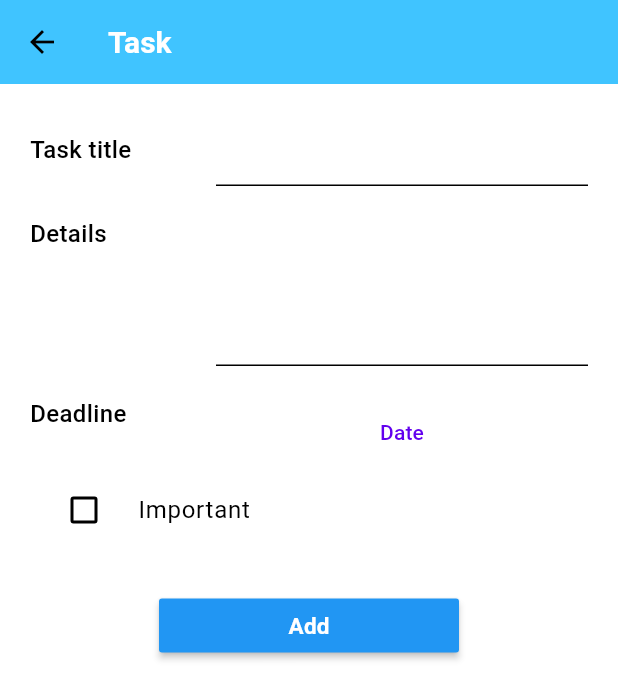
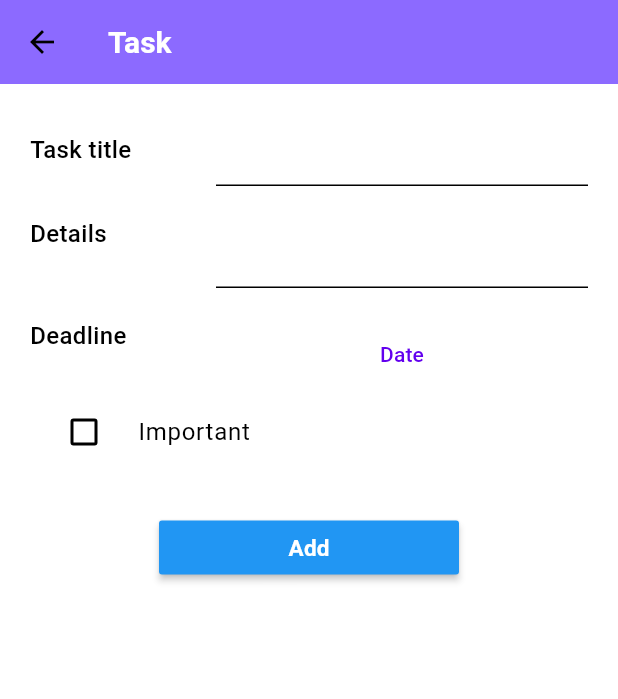
Before and after one commit to vladnov138/task_manager, a Flutter app: the AddingTaskScreen screen opened by its route, on a phone screen of 412 x 824 dp. Shown: the top 699 px of the screen. Run offline on Flutter 3.47's test engine with Material 2 defaults, Android fonts, the phone set to English and light mode, and no system bars; our stand-ins replace flutter_datetime_picker_plus, hive, hive_flutter; accounts and stored records are empty.

Commit message:
add hive db and logic of adding task

```diff
--- /dev/null
+++ b/lib/client/hive_names.dart
@@ -0,0 +1,3 @@
+class HiveBoxes {
+  static String task = 'task_box';
+}
--- a/lib/features/adding_task/view/adding_task_screen.dart
+++ b/lib/features/adding_task/view/adding_task_screen.dart
@@ -1,8 +1,10 @@
 import 'package:flutter/material.dart';
 import 'package:flutter_datetime_picker_plus/flutter_datetime_picker_plus.dart';
+import 'package:hive/hive.dart';
+import 'package:task_manager/models/task.dart';
 
+import '../../../client/hive_names.dart';
 import '../../../theme/theme.dart';
-import '../../task/widgets/detail_text_widget.dart';
 
 class AddingTaskScreen extends StatefulWidget {
   const AddingTaskScreen({super.key});
@@ -12,23 +14,44 @@ class AddingTaskScreen extends StatefulWidget {
 }
 
 class _AddingTaskScreenState extends State<AddingTaskScreen> {
+  final GlobalKey<FormState> _formKey = GlobalKey<FormState>();
+  bool test = false;
+  String? task;
+  String? details;
+  DateTime? deadline;
+  bool important = false;
 
-  bool test = false;
+  void validateAndSave() {
+    final FormState? form = _formKey.currentState;
+    if (form != null && form.validate()) {
+      print('Form is valid');
+      _onFormSubmit();
+    } else {
+      print('Form is invalid');
+    }
+
+  }
 
   @override
   Widget build(BuildContext context) {
     return Scaffold(
-      appBar: AppBar(title: const Text('Task')),
+      appBar: AppBar(
+        title: const Text('Task'),
+      ),
       body: Padding(
         padding: const EdgeInsets.all(20),
-          child: Column(children: [
+        child: Form(
+          key: _formKey,
+          child: Column(
+            children: [
               Table(
                 columnWidths: const <int, TableColumnWidth>{
                   0: FlexColumnWidth(10),
                   1: FlexColumnWidth(20),
                 },
                 children: [
-                TableRow(children: [
+                  TableRow(
+                    children: [
                       TableCell(
                         verticalAlignment: TableCellVerticalAlignment.middle,
                         child: Text(
@@ -36,36 +59,56 @@ class _AddingTaskScreenState extends State<AddingTaskScreen> {
                           style: mainTheme.textTheme.headlineSmall,
                         ),
                       ),
-                  Padding(
-                    padding: EdgeInsets.symmetric(horizontal: 0),
-                    child: TextFormField(
-                      initialValue: "",
+                      TextFormField(
+                        validator: (value) {
+                          print(value);
+                          return value?.isEmpty ?? true
+                              ? "Cannot be empty"
+                              : null;
+                        },
+                        onChanged: (value) {
+                          setState(() {
+                            task = value;
+                          });
+                        },
                       ),
+                    ],
                   ),
-                ]),
-                const TableRow(children: [
+                  const TableRow(
+                    children: [
                       SizedBox(height: 20),
                       SizedBox(height: 20),
-                ]),
+                    ],
+                  ),
                   TableRow(
                     children: [
                       Text(
                         "Details",
                         style: mainTheme.textTheme.headlineSmall,
                       ),
-                    const DetailTextWidget(text: "")
+                      TextFormField(
+                        onChanged: (value) {
+                          setState(() {
+                            details = value;
+                          });
+                        },
+                      ),
                     ],
                   ),
-                const TableRow(children: [
+                  const TableRow(
+                    children: [
                       SizedBox(height: 20),
                       SizedBox(height: 20),
-                ],),
-                TableRow(children: [
+                    ],
+                  ),
+                  TableRow(
+                    children: [
                       Text(
                         "Deadline",
                         style: mainTheme.textTheme.headlineSmall,
                       ),
-                  TextButton(onPressed: () {
+                      TextButton(
+                          onPressed: () {
                             DatePicker.showDateTimePicker(
                               context,
                               // dateFormat: 'dd MMMM yyyy HH:mm',
@@ -74,12 +117,15 @@ class _AddingTaskScreenState extends State<AddingTaskScreen> {
                               maxTime: DateTime(3000),
                               // onMonthChangeStartWithFirstDate: true,
                               onConfirm: (dateTime) {
-                        DateTime selectdate = dateTime;
-                        // final selIOS = DateTime.for('dd-MMM-yyyy - HH:mm').format(selectdate);
                                 print(dateTime);
-                      },);
-                  }, child: Text("Date")),
-                ])
+                                deadline = dateTime;
+                              },
+                            );
+                          },
+                          child: const Text("Date"),
+                      ),
+                    ],
+                  ),
                 ],
               ),
               CheckboxListTile(
@@ -87,19 +133,15 @@ class _AddingTaskScreenState extends State<AddingTaskScreen> {
                 controlAffinity: ListTileControlAffinity.leading,
                 onChanged: (bool? value) {
                   setState(() {
-                  test = value ?? false;
+                    important = value ?? false;
                   });
                 },
-              value: test,
+                value: important,
               ),
               Padding(
                 padding: const EdgeInsets.only(top: 25),
                 child: MaterialButton(
-                onPressed: () {
-                  Navigator.of(context).pushNamed(
-                    '/task',
-                  );
-                },
+                  onPressed: validateAndSave,
                   color: Colors.blue,
                   minWidth: 200,
                   child: Text(
@@ -108,7 +150,27 @@ class _AddingTaskScreenState extends State<AddingTaskScreen> {
                   ),
                 ),
               ),
-          ])),
+            ],
+          ),
+        ),
+      ),
     );
   }
+
+  void _onFormSubmit() {
+    Box<Task> contactsBox = Hive.box<Task>(HiveBoxes.task);
+    print(task);
+    print(details);
+    print(deadline);
+    contactsBox.add(
+        Task(
+            task: task!,
+            details: details!,
+            deadline: deadline!,
+            important: important,
+            complete: false,
+            updated_at: DateTime.now())
+    );
+    Navigator.of(context).pop();
   }
+}
--- /dev/null
+++ b/lib/models/task.dart
@@ -0,0 +1,22 @@
+import 'package:hive/hive.dart';
+
+part 'task.g.dart';
+
+@HiveType(typeId: 0)
+class Task extends HiveObject {
+  @HiveField(0)
+  String task;
+  @HiveField(1)
+  String details;
+  @HiveField(2)
+  DateTime deadline;
+  @HiveField(3)
+  bool important;
+  @HiveField(4)
+  bool complete;
+  @HiveField(5)
+  DateTime updated_at;
+
+  Task({required this.task, required this.details, required this.deadline,
+    required this.important, required this.complete, required this.updated_at});
+}
--- a/lib/task_manager_app.dart
+++ b/lib/task_manager_app.dart
@@ -1,10 +1,22 @@
 import 'package:flutter/material.dart';
+import 'package:hive/hive.dart';
 
 import 'router/router.dart';
 import 'theme/theme.dart';
 
-class TaskManagerApp extends StatelessWidget {
+class TaskManagerApp extends StatefulWidget {
   const TaskManagerApp({super.key});
+
+  @override
+  State<TaskManagerApp> createState() => _TaskManagerAppState();
+}
+
+class _TaskManagerAppState extends State<TaskManagerApp> {
+  @override
+  void dispose() async {
+    Hive.close();
+    super.dispose();
+  }
 
   // This widget is the root of your application.
   @override
--- a/lib/theme/theme.dart
+++ b/lib/theme/theme.dart
@@ -2,7 +2,7 @@ import 'package:flutter/material.dart';
 
 final mainTheme = ThemeData(
   appBarTheme: const AppBarTheme(
-      backgroundColor: Colors.lightBlueAccent,
+      backgroundColor: Color.fromRGBO(140, 106, 255, 100),
       elevation: 0,
       titleTextStyle: TextStyle(
           color: Colors.white,
--- a/pubspec.yaml
+++ b/pubspec.yaml
@@ -31,6 +31,8 @@ dependencies:
   flutter:
     sdk: flutter
   flutter_datetime_picker_plus: ^2.1.0
+  hive: ^2.2.3
+  hive_flutter: ^1.1.0
 
 
   # The following adds the Cupertino Icons font to your application.
@@ -40,6 +42,8 @@ dependencies:
 dev_dependencies:
   flutter_test:
     sdk: flutter
+  build_runner: ^2.1.5
+  hive_generator: ^1.1.1
 
   # The "flutter_lints" package below contains a set of recommended lints to
   # encourage good coding practices. The lint set provided by the package is
```
Also changed, not shown: lib/main.dart (+7 -1 lines), lib/models/task.g.dart (added), pubspec.lock. Lines whose indentation alone changed are shown as unchanged.
